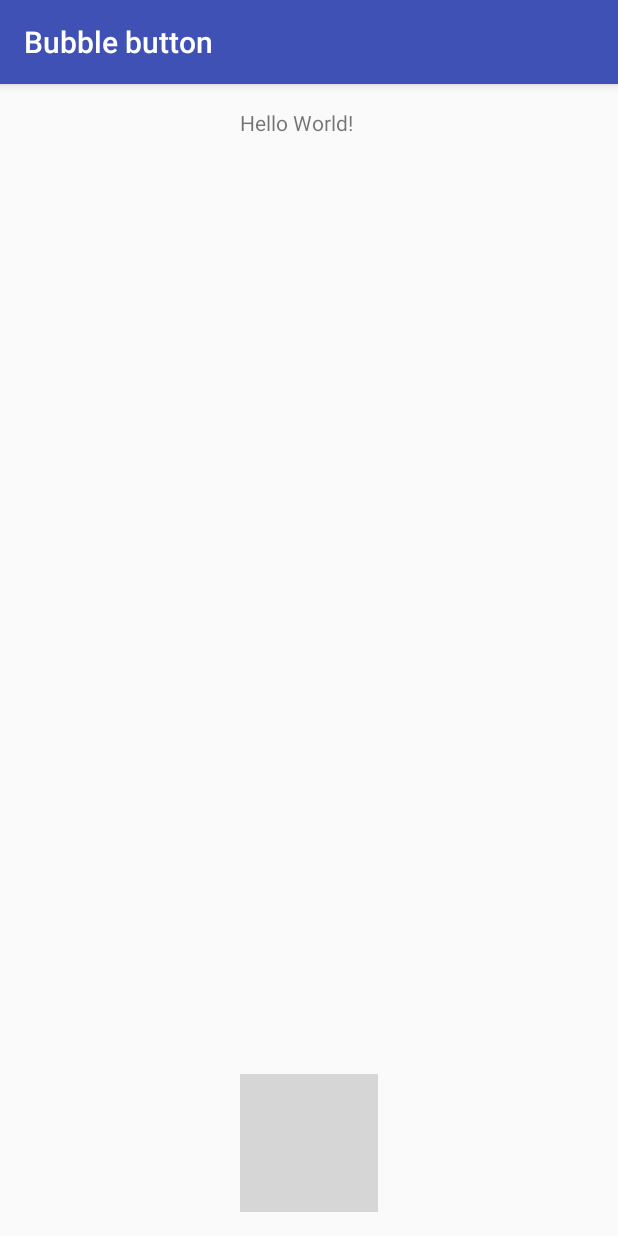
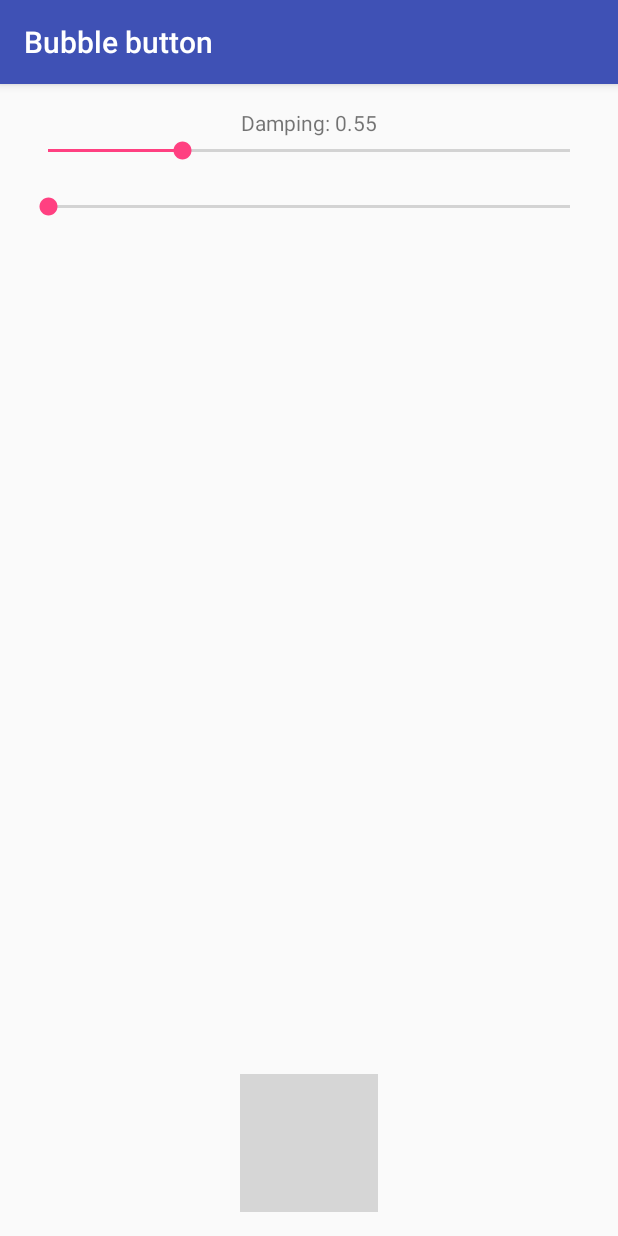
Before and after one commit to evgenyneu/bounce-button-animation-android, an Android app: the screen it shows after launch (MainActivity), after a tap on an icon or button, on a phone screen of 412 x 824 dp. Run offline under Robolectric (Android 15) with nearby library versions, the phone set to English and light mode, and no system bars; grey boxes are pictures that could not be loaded.

Commit message:
Animating a button

```diff
--- a/app/src/main/java/com/evgenii/bubblebutton/MainActivity.java
+++ b/app/src/main/java/com/evgenii/bubblebutton/MainActivity.java
@@ -5,6 +5,9 @@ import android.os.Bundle;
 import android.view.View;
 import android.view.animation.Animation;
 import android.view.animation.AnimationUtils;
+import android.widget.Button;
+import android.widget.SeekBar;
+import android.widget.TextView;
 
 
 class SpringInterpolator implements android.view.animation.Interpolator {
@@ -30,12 +33,65 @@ public class MainActivity extends AppCompatActivity {
     protected void onCreate(Bundle savedInstanceState) {
         super.onCreate(savedInstanceState);
         setContentView(R.layout.activity_main);
+        setupDampingSeekBar();
+    }
+
+    void updateTextViewValue(TextView textView, String prefix, double value) {
+        String text = String.format("%s: %.2f", prefix, value);
+        textView.setText(text);
+    }
+
+    double getSeekBarValue(SeekBar seekBar, double step) {
+        return (seekBar.getProgress() + 1) / ( 1 / step);
     }
 
     public void didTapPlayButton(View view) {
+        animateButton();
+    }
+
+    void animateButton() {
         final Animation myAnim = AnimationUtils.loadAnimation(this, R.anim.bounce);
-        SpringInterpolator interpolator = new SpringInterpolator(6, 0.2);
+        SpringInterpolator interpolator = new SpringInterpolator(6, getDampingValue());
         myAnim.setInterpolator(interpolator);
-        view.startAnimation(myAnim);
+        Button button = (Button)findViewById(R.id.play_button);
+        button.startAnimation(myAnim);
+    }
+
+
+    // Damping controls
+    // ---------------
+
+    void setupDampingSeekBar() {
+        final SeekBar dampingSeekBar =(SeekBar) findViewById(R.id.seek_bar_damping);
+        dampingSeekBar.setProgress(10);
+        updateDampingLabel();
+
+        dampingSeekBar.setOnSeekBarChangeListener(new SeekBar.OnSeekBarChangeListener() {
+
+            @Override
+            public void onStopTrackingTouch(SeekBar seekBar) {
+                animateButton();
+            }
+
+            @Override
+            public void onStartTrackingTouch(SeekBar seekBar) {
+
+            }
+
+            @Override
+            public void onProgressChanged(SeekBar seekBar, int progress,boolean fromUser) {
+                updateDampingLabel();
+            }
+        });
+    }
+
+    void updateDampingLabel() {
+        TextView textViewDamping = (TextView) findViewById(R.id.text_view_damping);
+        updateTextViewValue(textViewDamping, "Damping", getDampingValue());
+    }
+
+    double getDampingValue() {
+        final SeekBar dampingSeekBar = (SeekBar) findViewById(R.id.seek_bar_damping);
+        return getSeekBarValue(dampingSeekBar, 0.05);
     }
 }
--- a/app/src/main/res/layout/activity_main.xml
+++ b/app/src/main/res/layout/activity_main.xml
@@ -7,13 +7,34 @@
     android:paddingLeft="@dimen/activity_horizontal_margin"
     android:paddingRight="@dimen/activity_horizontal_margin"
     android:paddingTop="@dimen/activity_vertical_margin"
-    tools:context="com.evgenii.bubblebutton.MainActivity"
-    android:gravity="center_horizontal">
+    tools:context="com.evgenii.bubblebutton.MainActivity" >
 
     <TextView
+    android:id="@+id/text_view_damping"
+    android:layout_width="wrap_content"
+    android:layout_height="wrap_content"
+    android:layout_centerHorizontal="true" />
+
+    <SeekBar
+        android:id="@+id/seek_bar_damping"
+        android:layout_width="match_parent"
+        android:layout_height="wrap_content"
+        android:layout_below="@id/text_view_damping"
+        android:max="39"/>
+
+    <TextView
+        android:id="@+id/text_view_velocity"
         android:layout_width="wrap_content"
         android:layout_height="wrap_content"
-        android:text="Hello World!" />
+        android:layout_below="@id/seek_bar_damping"
+        android:layout_centerHorizontal="true" />
+
+    <SeekBar
+        android:id="@+id/seek_bar_velocity"
+        android:layout_width="match_parent"
+        android:layout_height="wrap_content"
+        android:layout_below="@id/text_view_velocity"
+        android:max="99"/>
 
     <Button
         android:id="@+id/play_button"
@@ -21,5 +42,6 @@
         android:layout_height="@dimen/button_size"
         android:layout_alignParentBottom="true"
         android:onClick="didTapPlayButton"
+        android:layout_centerHorizontal="true"
         android:background="@drawable/play" />
 </RelativeLayout>
```
